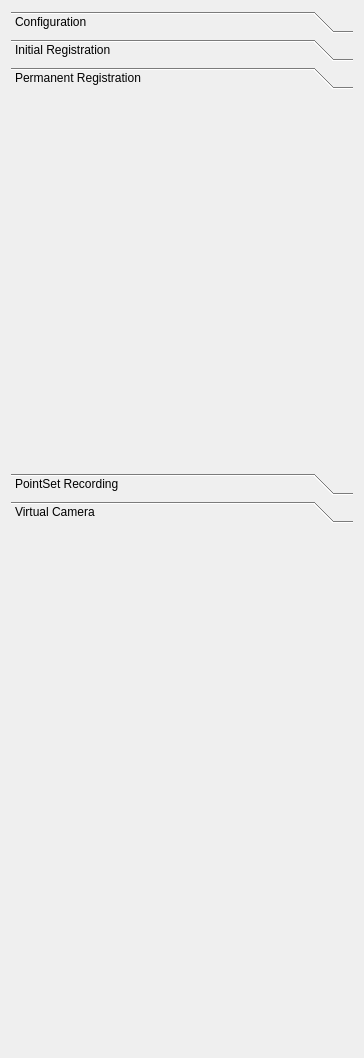
First picture: the form in Plugins/org.mitk.gui.qt.igtexamples/src/internal/QmitkIGTTrackingLabViewControls.ui, repository MITK/MITK, before the edit.
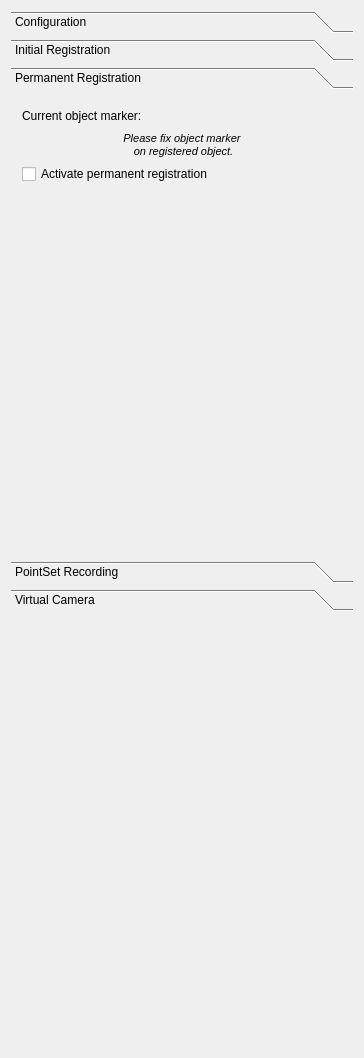
Second picture: the form after the edit. The open tabs and pages were chosen to show the change. Custom widgets are drawn as their Qt base class.

Commit message: further work on restructuring TrackingLab (not finished yet)

```diff
--- a/Plugins/org.mitk.gui.qt.igtexamples/src/internal/QmitkIGTTrackingLabViewControls.ui
+++ b/Plugins/org.mitk.gui.qt.igtexamples/src/internal/QmitkIGTTrackingLabViewControls.ui
@@ -22,6 +22,12 @@
   <layout class="QVBoxLayout" name="verticalLayout">
    <item>
     <widget class="QToolBox" name="m_ToolBox">
+     <property name="minimumSize">
+      <size>
+       <width>0</width>
+       <height>600</height>
+      </size>
+     </property>
      <property name="currentIndex">
       <number>0</number>
      </property>
@@ -222,7 +228,7 @@
         <x>0</x>
         <y>0</y>
         <width>342</width>
-        <height>343</height>
+        <height>445</height>
        </rect>
       </property>
       <attribute name="label">
@@ -230,7 +236,69 @@
       </attribute>
       <layout class="QVBoxLayout" name="verticalLayout_3">
        <item>
-        <widget class="QmitkToolSelectionWidget" name="m_PermanentRegistrationToolSelectionWidget" native="true"/>
+        <layout class="QHBoxLayout" name="horizontalLayout_5">
+         <item>
+          <widget class="QLabel" name="label_2">
+           <property name="text">
+            <string>Current object marker:</string>
+           </property>
+          </widget>
+         </item>
+         <item>
+          <spacer name="horizontalSpacer_5">
+           <property name="orientation">
+            <enum>Qt::Horizontal</enum>
+           </property>
+           <property name="sizeHint" stdset="0">
+            <size>
+             <width>40</width>
+             <height>20</height>
+            </size>
+           </property>
+          </spacer>
+         </item>
+         <item>
+          <widget class="QLabel" name="m_ObjectmarkerNameLabel2">
+           <property name="text">
+            <string>&lt;not available&gt;</string>
+           </property>
+          </widget>
+         </item>
+        </layout>
+       </item>
+       <item>
+        <widget class="QLabel" name="label_6">
+         <property name="text">
+          <string>&lt;!DOCTYPE HTML PUBLIC &quot;-//W3C//DTD HTML 4.0//EN&quot; &quot;http://www.w3.org/TR/REC-html40/strict.dtd&quot;&gt;
+&lt;html&gt;&lt;head&gt;&lt;meta name=&quot;qrichtext&quot; content=&quot;1&quot; /&gt;&lt;style type=&quot;text/css&quot;&gt;
+p, li { white-space: pre-wrap; }
+&lt;/style&gt;&lt;/head&gt;&lt;body style=&quot; font-family:'MS Shell Dlg 2'; font-size:7.8pt; font-weight:400; font-style:normal;&quot;&gt;
+&lt;p style=&quot; margin-top:0px; margin-bottom:0px; margin-left:0px; margin-right:0px; -qt-block-indent:0; text-indent:0px;&quot;&gt;&lt;span style=&quot; font-size:8pt; font-style:italic;&quot;&gt;Please fix object marker &lt;br&gt; on registered object.&lt;/span&gt;&lt;/p&gt;&lt;/body&gt;&lt;/html&gt;</string>
+         </property>
+         <property name="alignment">
+          <set>Qt::AlignCenter</set>
+         </property>
+        </widget>
+       </item>
+       <item>
+        <widget class="QCheckBox" name="m_UsePermanentRegistrationToggle">
+         <property name="text">
+          <string>Activate permanent registration</string>
+         </property>
+        </widget>
+       </item>
+       <item>
+        <spacer name="verticalSpacer">
+         <property name="orientation">
+          <enum>Qt::Vertical</enum>
+         </property>
+         <property name="sizeHint" stdset="0">
+          <size>
+           <width>20</width>
+           <height>40</height>
+          </size>
+         </property>
+        </spacer>
        </item>
       </layout>
      </widget>
```
Left out of the diff: 17 changed lines with no effect on the pictures. The commit also changes 2 other files.
